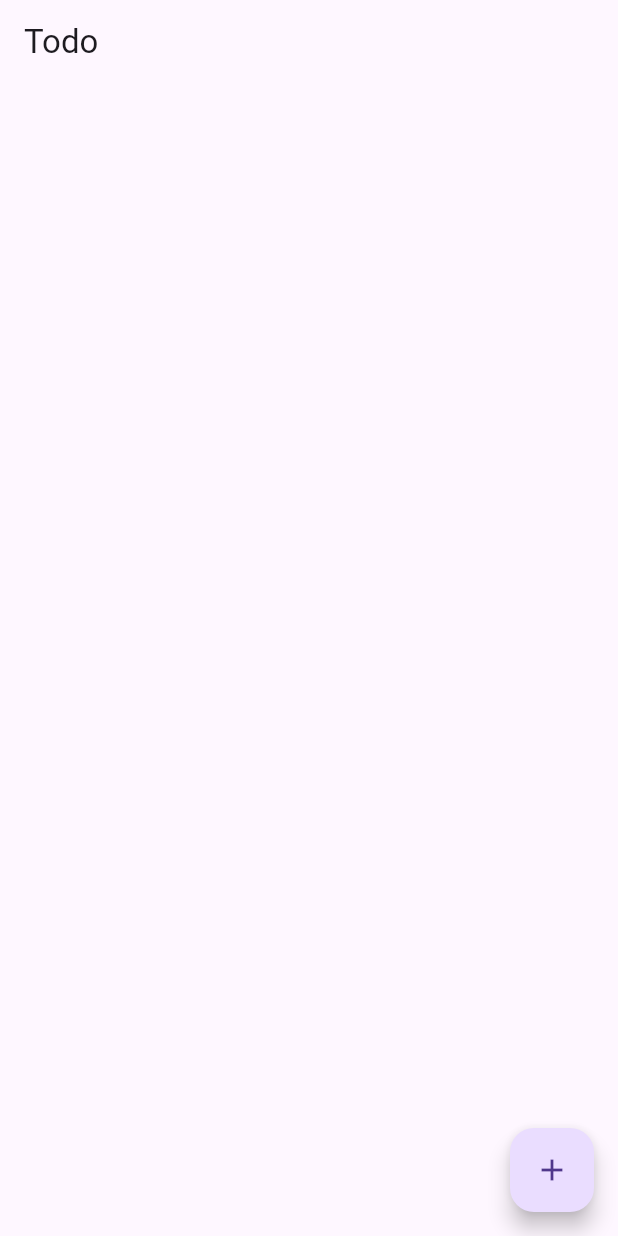
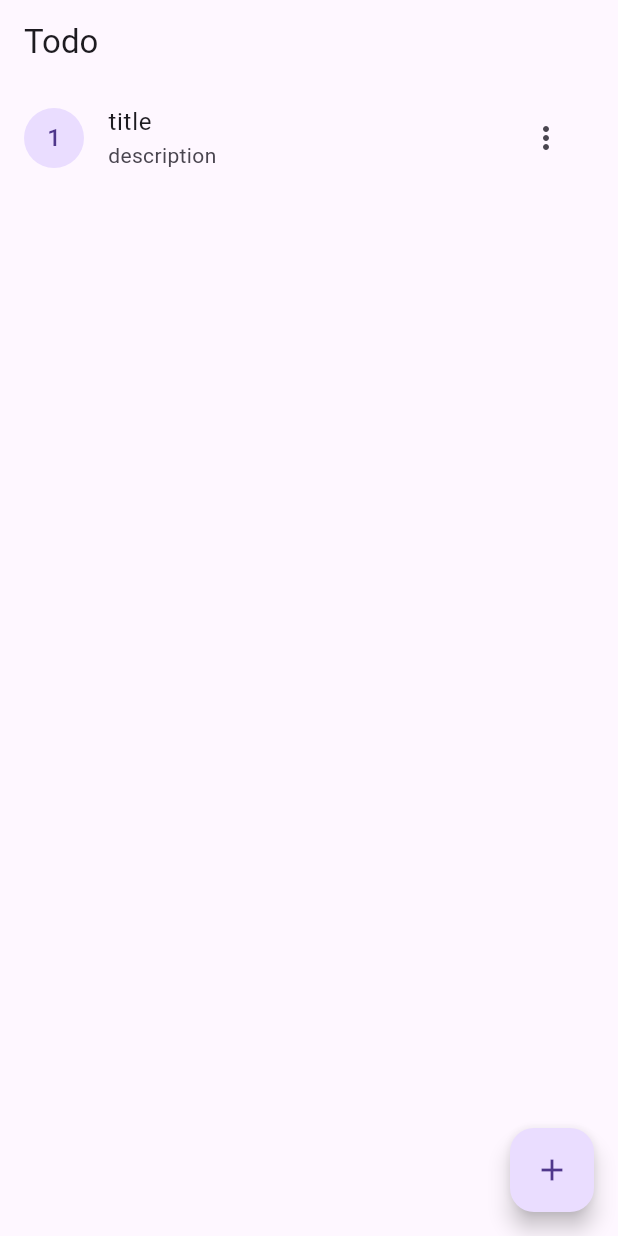
Before and after one commit to indratrisnar/tutorial_bloc, a Flutter app: the screen it shows after launch, on a phone screen of 412 x 824 dp. Run offline on Flutter 3.47's test engine with Material 3 defaults, Android fonts, the phone set to English and light mode, and no system bars; our stand-ins replace flutter_bloc; missing offline and left inert: d_info, d_input.

Commit message:
single state class

```diff
--- a/todo_bloc/lib/bloc/todo_bloc.dart
+++ b/todo_bloc/lib/bloc/todo_bloc.dart
@@ -8,37 +8,37 @@ part 'todo_event.dart';
 part 'todo_state.dart';
 
 class TodoBloc extends Bloc<TodoEvent, TodoState> {
-  TodoBloc() : super(const TodoInitial([])) {
+  TodoBloc() : super(const TodoState([], TodoStatus.init)) {
     on<OnAddTodo>(addTodo);
 
     updateTodo();
 
     on<OnRemoveTodo>((event, emit) async {
-      emit(TodoLoading(state.todos));
-      await Future.delayed(const Duration(milliseconds: 1500));
       int index = event.index;
       List<Todo> todosRemoved = state.todos;
       todosRemoved.removeAt(index);
-      emit(TodoRemoved(todosRemoved));
+      emit(TodoState(todosRemoved, TodoStatus.success));
+    });
+
+    on<OnFetchTodo>((event, emit) async {
+      emit(TodoState(state.todos, TodoStatus.loading));
+      await Future.delayed(const Duration(milliseconds: 1500));
+      emit(TodoState([Todo('title', 'description')], TodoStatus.success));
     });
   }
 
   void updateTodo() {
     return on<OnUpdateTodo>((event, emit) async {
-      emit(TodoLoading(state.todos));
-      await Future.delayed(const Duration(milliseconds: 1500));
       Todo newTodo = event.newTodo;
       int index = event.index;
       List<Todo> todosUpdated = state.todos;
       todosUpdated[index] = newTodo;
-      emit(TodoUpdated(todosUpdated));
+      emit(TodoState(todosUpdated, TodoStatus.success));
     });
   }
 
   FutureOr<void> addTodo(OnAddTodo event, Emitter<TodoState> emit) async {
-    emit(TodoLoading(state.todos));
-    await Future.delayed(const Duration(milliseconds: 1500));
     Todo newTodo = event.newTodo;
-    emit(TodoAdded([...state.todos, newTodo]));
+    emit(TodoState([...state.todos, newTodo], TodoStatus.success));
   }
 }
--- a/todo_bloc/lib/bloc/todo_event.dart
+++ b/todo_bloc/lib/bloc/todo_event.dart
@@ -2,6 +2,8 @@ part of 'todo_bloc.dart';
 
 @immutable
 sealed class TodoEvent {}
+
+class OnFetchTodo extends TodoEvent {}
 
 class OnAddTodo extends TodoEvent {
   final Todo newTodo;
--- a/todo_bloc/lib/bloc/todo_state.dart
+++ b/todo_bloc/lib/bloc/todo_state.dart
@@ -1,28 +1,10 @@
 part of 'todo_bloc.dart';
 
-@immutable
-sealed class TodoState {
+enum TodoStatus { init, loading, success, failed }
+
+class TodoState {
   final List<Todo> todos;
+  final TodoStatus status;
 
-  const TodoState(this.todos);
+  const TodoState(this.todos, this.status);
 }
-
-final class TodoInitial extends TodoState {
-  const TodoInitial(super.todos);
-}
-
-final class TodoLoading extends TodoState {
-  const TodoLoading(super.todos);
-}
-
-final class TodoAdded extends TodoState {
-  const TodoAdded(super.todos);
-}
-
-final class TodoRemoved extends TodoState {
-  const TodoRemoved(super.todos);
-}
-
-final class TodoUpdated extends TodoState {
-  const TodoUpdated(super.todos);
-}
--- a/todo_bloc/lib/pages/todo_page.dart
+++ b/todo_bloc/lib/pages/todo_page.dart
@@ -81,14 +81,20 @@ class _TodoPageState extends State<TodoPage> {
   }
 
   @override
+  void initState() {
+    context.read<TodoBloc>().add(OnFetchTodo());
+    super.initState();
+  }
+
+  @override
   Widget build(BuildContext context) {
     return Scaffold(
       appBar: AppBar(
         title: const Text('Todo'),
       ),
       body: BlocBuilder<TodoBloc, TodoState>(builder: (context, state) {
-        if (state is TodoInitial) return const SizedBox.shrink();
-        if (state is TodoLoading) {
+        if (state.status == TodoStatus.init) return const SizedBox.shrink();
+        if (state.status == TodoStatus.loading) {
           return const Center(
             child: CircularProgressIndicator(),
           );
```
